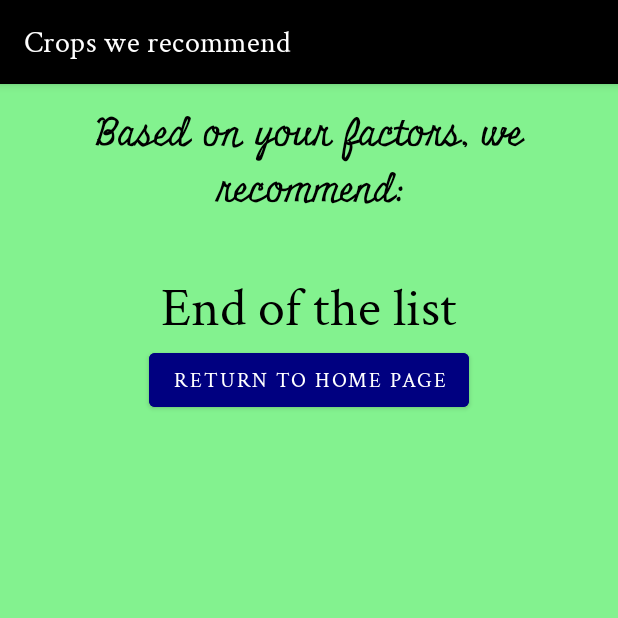
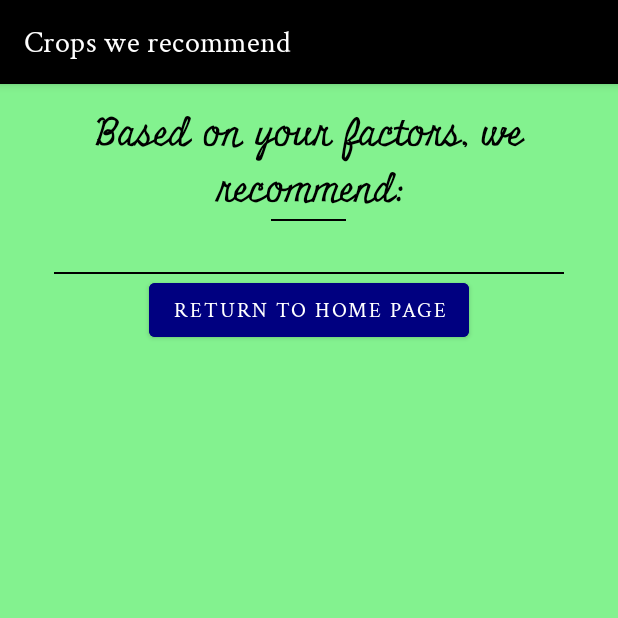
Before and after one commit to AjayRahul1/HealthyHarvest, an Android app: the ResultPage screen opened directly, with no data from a screen before it, on a phone screen of 412 x 824 dp, the top half of it. Run offline under Robolectric (Android 15) with nearby library versions, the phone set to English and light mode, and no system bars; 3 statements that could not run were skipped.

Commit message:
End of the list text removed and divider added

```diff
--- a/app/src/main/res/layout/activity_result_page.xml
+++ b/app/src/main/res/layout/activity_result_page.xml
@@ -18,11 +18,17 @@
             android:layout_height="wrap_content"
             android:layout_gravity="center"
             android:layout_marginTop="15dp"
+            android:fontFamily="@font/miniver_regular"
             android:gravity="center"
             android:text="@string/based_on_your_factors_we_recommend"
             android:textColor="@color/black"
-            android:fontFamily="@font/miniver_regular"
             android:textSize="25sp" />
+
+        <com.google.android.material.divider.MaterialDivider
+            android:layout_width="50dp"
+            android:layout_height="wrap_content"
+            android:layout_gravity="center"
+            app:dividerColor="@color/black" />
 
         <TextView
             android:id="@+id/crop_recommendations_list"
@@ -33,22 +39,23 @@
             android:textSize="25sp"
             tools:text="1. Rice\n2. Maize\n3. Cotton" />
 
-        <TextView
+        <com.google.android.material.divider.MaterialDivider
             android:layout_width="wrap_content"
             android:layout_height="wrap_content"
-            android:layout_gravity="center_horizontal"
-            android:textSize="36sp"
-            android:text="@string/end_of_the_list" />
+            android:layout_gravity="center"
+            android:layout_marginHorizontal="36dp"
+            app:dividerColor="@color/black" />
 
-        <Button
+
+        <com.google.android.material.button.MaterialButton
             android:id="@+id/Return_Home_Button"
             android:layout_width="wrap_content"
             android:layout_height="wrap_content"
             android:layout_gravity="center"
             android:layout_marginBottom="15dp"
-            android:textColor="@color/white"
+            android:backgroundTint="@color/navy_blue"
             android:drawableStart="@drawable/ic_baseline_home_24"
-            android:backgroundTint="@color/navy_blue"
-            android:text="@string/return_to_home_page" />
+            android:text="@string/return_to_home_page"
+            android:textColor="@color/white" />
     </LinearLayout>
 </ScrollView>
```
Lines whose indentation alone changed are shown as unchanged.
